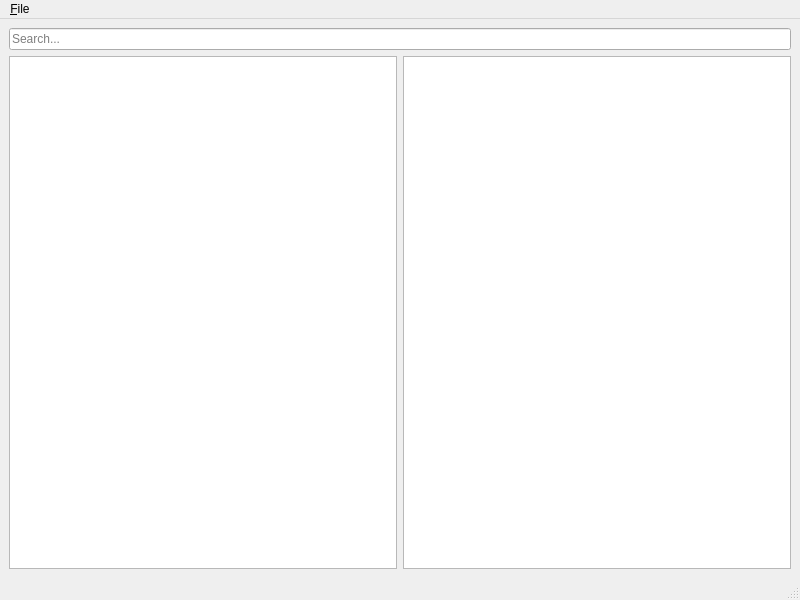
The window that mainwindow.ui (blazinghorizon/dict2_qt) describes before a commit, drawn with Qt 5.
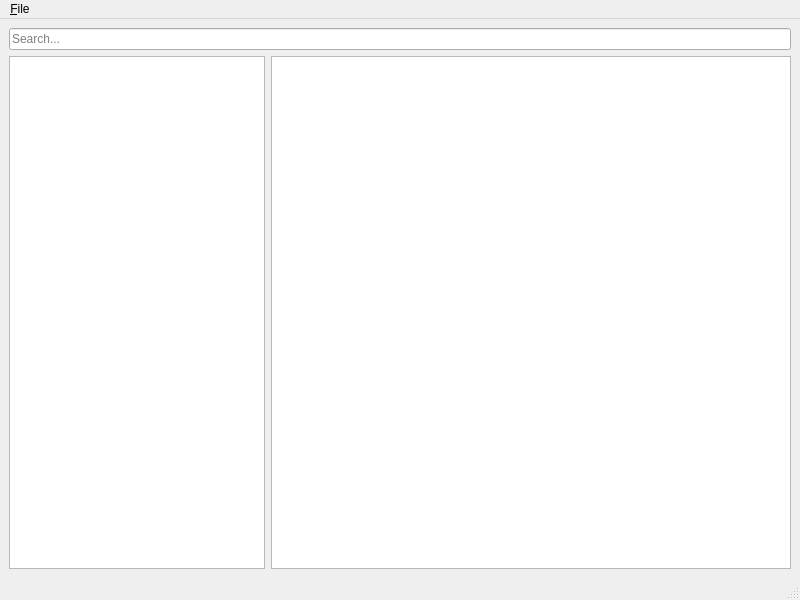
The same window after the commit.

```diff
--- a/mainwindow.ui
+++ b/mainwindow.ui
@@ -34,7 +34,14 @@
     <item>
      <layout class="QHBoxLayout" name="horizontalLayout">
       <item>
-       <widget class="QListWidget" name="wordList"/>
+       <widget class="QListWidget" name="wordList">
+        <property name="sizePolicy">
+         <sizepolicy hsizetype="Preferred" vsizetype="Expanding">
+          <horstretch>0</horstretch>
+          <verstretch>0</verstretch>
+         </sizepolicy>
+        </property>
+       </widget>
       </item>
       <item>
        <widget class="QPlainTextEdit" name="translationArea"/>
```
Left out of the diff: 47 changed lines with no effect on the pictures.
